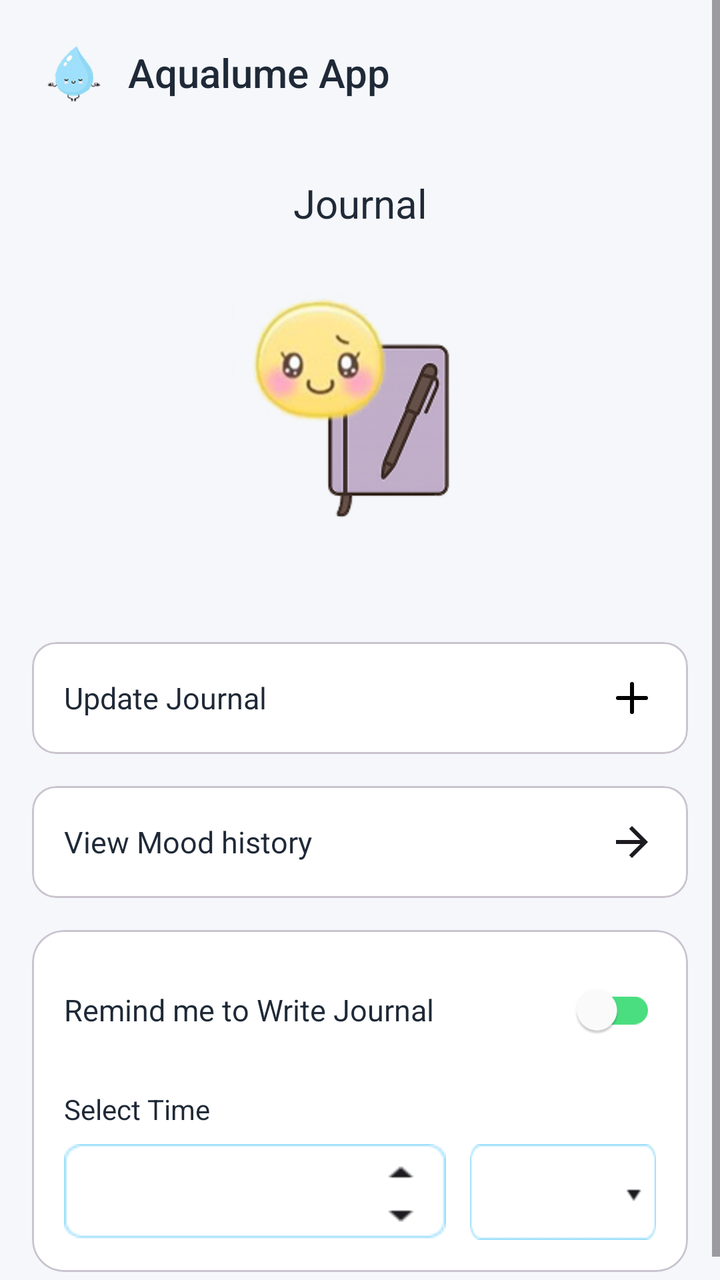
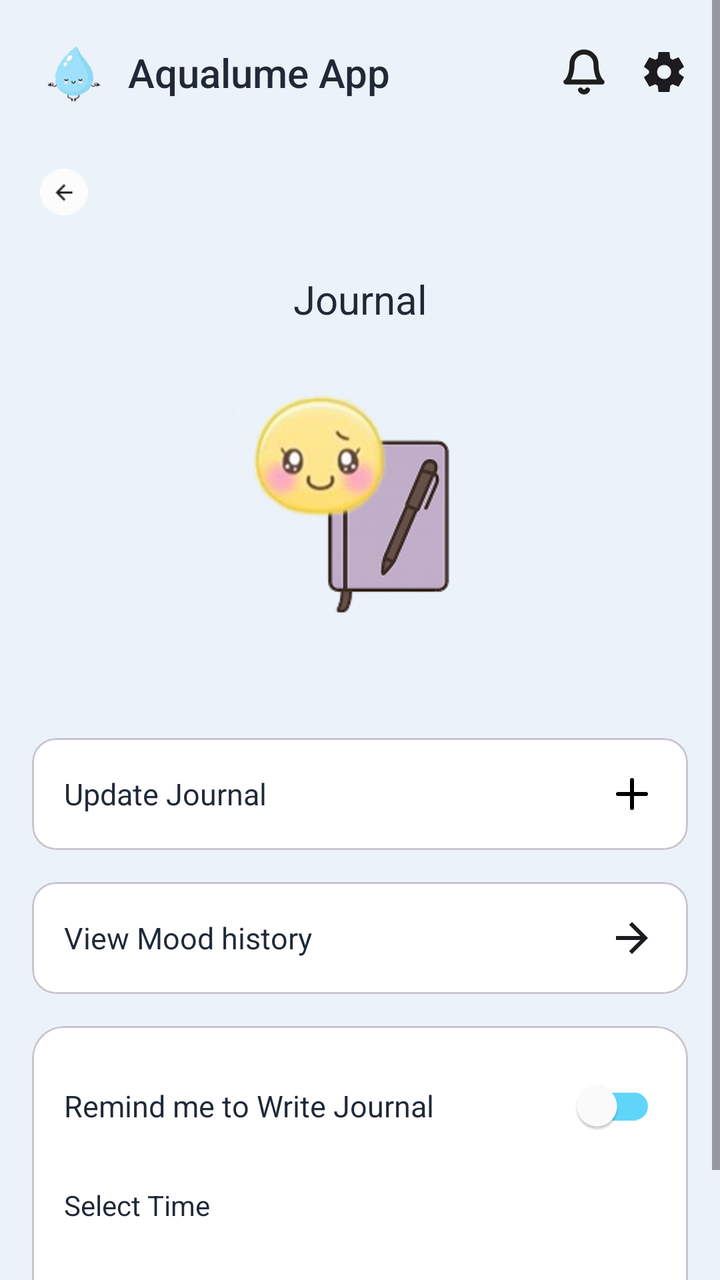

Screens rendered from an Android XML layout before and after an edit, with the pre-edit source and the edit as a unified diff.
<!-- AndroidManifest.xml: application theme Theme.AqualumeApp -->
<!-- res/layout/fragment_journal.xml -->
<?xml version="1.0" encoding="utf-8"?>
<ScrollView xmlns:android="http://schemas.android.com/apk/res/android"
    xmlns:app="http://schemas.android.com/apk/res-auto"
    android:layout_width="match_parent"
    android:layout_height="match_parent"
    android:background="@color/background"
    android:fillViewport="true">

    <androidx.constraintlayout.widget.ConstraintLayout
        android:layout_width="match_parent"
        android:layout_height="wrap_content"
        android:padding="16dp">

        
        <ImageView
            android:id="@+id/iv_logo"
            android:layout_width="40dp"
            android:layout_height="40dp"
            android:src="@drawable/logo"
            android:contentDescription="@string/app_name"
            app:layout_constraintStart_toStartOf="parent"
            app:layout_constraintTop_toTopOf="parent" />

        <TextView
            android:id="@+id/tv_app_name"
            android:layout_width="wrap_content"
            android:layout_height="wrap_content"
            android:text="@string/app_name"
            android:textSize="20sp"
            android:textColor="@color/primary_text"
            android:fontFamily="sans-serif-medium"
            android:layout_marginStart="8dp"
            app:layout_constraintBottom_toBottomOf="@id/iv_logo"
            app:layout_constraintStart_toEndOf="@id/iv_logo"
            app:layout_constraintTop_toTopOf="@id/iv_logo" />

        <TextView
            android:id="@+id/tv_title"
            android:layout_width="wrap_content"
            android:layout_height="wrap_content"
            android:layout_marginTop="32dp"
            android:fontFamily="sans-serif"
            android:text="Journal"
            android:textColor="@color/primary_text"
            android:textSize="20sp"
            app:layout_constraintEnd_toEndOf="parent"
            app:layout_constraintStart_toStartOf="parent"
            app:layout_constraintTop_toBottomOf="@id/iv_logo" />

        
        <ImageView
            android:id="@+id/iv_journal"
            android:layout_width="150dp"
            android:layout_height="150dp"
            android:layout_marginTop="24dp"
            android:contentDescription="Journal"
            android:src="@drawable/img_journal_large"
            app:layout_constraintEnd_toEndOf="parent"
            app:layout_constraintStart_toStartOf="parent"
            app:layout_constraintTop_toBottomOf="@id/tv_title" />

        
        <com.google.android.material.card.MaterialCardView
            android:id="@+id/btn_update_journal"
            android:layout_width="0dp"
            android:layout_height="wrap_content"
            android:layout_marginTop="32dp"
            app:cardCornerRadius="12dp"
            app:cardElevation="0dp"
            app:cardBackgroundColor="@color/white"
            app:layout_constraintEnd_toEndOf="parent"
            app:layout_constraintStart_toStartOf="parent"
            app:layout_constraintTop_toBottomOf="@id/iv_journal">

            <LinearLayout
                android:layout_width="match_parent"
                android:layout_height="wrap_content"
                android:orientation="horizontal"
                android:padding="16dp"
                android:gravity="center_vertical">

                <TextView
                    android:layout_width="0dp"
                    android:layout_height="wrap_content"
                    android:layout_weight="1"
                    android:text="Update Journal"
                    android:textSize="15sp"
                    android:textColor="@color/primary_text" />

                <ImageView
                    android:layout_width="24dp"
                    android:layout_height="24dp"
                    android:src="@drawable/ic_add"
                    android:contentDescription="Add" />

            </LinearLayout>

        </com.google.android.material.card.MaterialCardView>

        
        <com.google.android.material.card.MaterialCardView
            android:id="@+id/btn_view_history"
            android:layout_width="0dp"
            android:layout_height="wrap_content"
            android:layout_marginTop="16dp"
            app:cardCornerRadius="12dp"
            app:cardElevation="0dp"
            app:cardBackgroundColor="@color/white"
            app:layout_constraintEnd_toEndOf="parent"
            app:layout_constraintStart_toStartOf="parent"
            app:layout_constraintTop_toBottomOf="@id/btn_update_journal">

            <LinearLayout
                android:layout_width="match_parent"
                android:layout_height="wrap_content"
                android:orientation="horizontal"
                android:padding="16dp"
                android:gravity="center_vertical">

                <TextView
                    android:layout_width="0dp"
                    android:layout_height="wrap_content"
                    android:layout_weight="1"
                    android:text="View Mood history"
                    android:textSize="15sp"
                    android:textColor="@color/primary_text" />

                <ImageView
                    android:layout_width="24dp"
                    android:layout_height="24dp"
                    android:contentDescription="View"
                    android:src="@drawable/ic_arrow_right" />

            </LinearLayout>

        </com.google.android.material.card.MaterialCardView>

        
        <com.google.android.material.card.MaterialCardView
            android:id="@+id/card_reminder"
            android:layout_width="0dp"
            android:layout_height="wrap_content"
            android:layout_marginTop="16dp"
            app:cardCornerRadius="16dp"
            app:cardElevation="0dp"
            app:cardBackgroundColor="@color/white"
            app:layout_constraintEnd_toEndOf="parent"
            app:layout_constraintStart_toStartOf="parent"
            app:layout_constraintTop_toBottomOf="@id/btn_view_history">

            <LinearLayout
                android:layout_width="match_parent"
                android:layout_height="wrap_content"
                android:orientation="vertical"
                android:padding="16dp">

                <LinearLayout
                    android:layout_width="match_parent"
                    android:layout_height="wrap_content"
                    android:orientation="horizontal"
                    android:gravity="center_vertical">

                    <TextView
                        android:layout_width="0dp"
                        android:layout_height="wrap_content"
                        android:layout_weight="1"
                        android:fontFamily="sans-serif"
                        android:text="@string/remind_me_to_write_journal"
                        android:textColor="@color/primary_text"
                        android:textSize="15sp" />

                    <androidx.appcompat.widget.SwitchCompat
                        android:id="@+id/switch_reminder"
                        android:layout_width="wrap_content"
                        android:layout_height="wrap_content"
                        app:thumbTint="@color/white"
                        app:trackTint="@color/mood_primary" />

                </LinearLayout>

                <TextView
                    android:layout_width="wrap_content"
                    android:layout_height="wrap_content"
                    android:text="@string/select_time"
                    android:textSize="14sp"
                    android:textColor="@color/primary_text"
                    android:layout_marginTop="16dp" />

                <LinearLayout
                    android:layout_width="match_parent"
                    android:layout_height="wrap_content"
                    android:orientation="horizontal"
                    android:layout_marginTop="8dp"
                    android:gravity="center_vertical">

                    <Spinner
                        android:id="@+id/spinner_hour"
                        android:layout_width="0dp"
                        android:layout_height="48dp"
                        android:layout_weight="1"
                        android:background="@drawable/spinner_background2"
                        android:padding="12dp" />

                    <Spinner
                        android:id="@+id/spinner_am_pm"
                        android:layout_width="93dp"
                        android:layout_height="48dp"
                        android:layout_marginStart="12dp"
                        android:background="@drawable/spinner_background3"
                        android:padding="12dp" />

                </LinearLayout>

            </LinearLayout>

        </com.google.android.material.card.MaterialCardView>

    </androidx.constraintlayout.widget.ConstraintLayout>

</ScrollView>
<!-- resources referenced by this layout -->
<resources>
  <color name="background">#F5F7FA</color>
  <color name="mood_primary">#4ADE80</color>
  <color name="primary_text">#1F2937</color>
  <color name="white">#FFFFFFFF</color>
  <!-- drawable ic_add (drawable) -->
  <vector xmlns:android="http://schemas.android.com/apk/res/android"
      android:width="48dp"
      android:height="48dp"
      android:viewportWidth="48"
      android:viewportHeight="48">
    <path
        android:pathData="M24,10V38M10,24H38"
        android:strokeLineJoin="round"
        android:strokeWidth="4"
        android:fillColor="#00000000"
        android:strokeColor="#000000"
        android:strokeLineCap="round"/>
  </vector>
  <!-- drawable ic_arrow_right (drawable) -->
  <vector xmlns:android="http://schemas.android.com/apk/res/android"
      android:width="24dp"
      android:height="24dp"
      android:viewportWidth="24"
      android:viewportHeight="24">
    <path
        android:pathData="M16.175,11L10.575,5.4L12,4L20,12L12,20L10.575,18.6L16.175,13H4V11H16.175Z"
        android:fillColor="#1D1B20"/>
  </vector>
  <!-- drawable spinner_background2: png bitmap (drawable, 743 bytes) -->
  <!-- drawable spinner_background3: png bitmap (drawable, 687 bytes) -->
  <string name="app_name">Aqualume App</string>
  <string name="remind_me_to_write_journal">Remind me to Write Journal</string>
  <string name="select_time">Select Time</string>
  <style name="Theme.AqualumeApp" parent="Base.Theme.AqualumeApp" />
  <style name="Base.Theme.AqualumeApp" parent="Theme.Material3.DayNight.NoActionBar">
          
          
      </style>
  <!-- unchanged entries left out for length: 2 -->
</resources>

<!-- the commit's change to res/layout/fragment_journal.xml (unified diff, before → after) -->
@@ -34,18 +34,51 @@
             app:layout_constraintStart_toEndOf="@id/iv_logo"
             app:layout_constraintTop_toTopOf="@id/iv_logo" />
 
+        <ImageView
+            android:id="@+id/iv_notification"
+            android:layout_width="24dp"
+            android:layout_height="24dp"
+            android:layout_marginEnd="16dp"
+            android:contentDescription="@string/notifications"
+            android:src="@drawable/ic_notification"
+            app:layout_constraintBottom_toBottomOf="@id/iv_logo"
+            app:layout_constraintEnd_toStartOf="@id/iv_settings"
+            app:layout_constraintTop_toTopOf="@id/iv_logo" />
+
+        <ImageView
+            android:id="@+id/iv_settings"
+            android:layout_width="24dp"
+            android:layout_height="24dp"
+            android:contentDescription="@string/settings"
+            android:src="@drawable/ic_settings"
+            app:layout_constraintBottom_toBottomOf="@id/iv_logo"
+            app:layout_constraintEnd_toEndOf="parent"
+            app:layout_constraintTop_toTopOf="@id/iv_logo" />
+        <ImageView
+            android:id="@+id/iv_back"
+            android:layout_width="32dp"
+            android:layout_height="32dp"
+            android:layout_marginTop="24dp"
+            android:contentDescription="@string/Back"
+            android:padding="4dp"
+            android:src="@drawable/ic_back"
+            app:layout_constraintStart_toStartOf="parent"
+            app:layout_constraintTop_toBottomOf="@id/iv_logo"
+            app:layout_constraintWidth_percent="0.48" />
+
         <TextView
             android:id="@+id/tv_title"
             android:layout_width="wrap_content"
             android:layout_height="wrap_content"
-            android:layout_marginTop="32dp"
+            android:layout_marginTop="24dp"
             android:fontFamily="sans-serif"
-            android:text="Journal"
+            android:text="@string/Journal"
             android:textColor="@color/primary_text"
             android:textSize="20sp"
             app:layout_constraintEnd_toEndOf="parent"
             app:layout_constraintStart_toStartOf="parent"
-            app:layout_constraintTop_toBottomOf="@id/iv_logo" />
+            app:layout_constraintTop_toBottomOf="@id/iv_back" />
+
 
         
         <ImageView
@@ -53,7 +86,7 @@
             android:layout_width="150dp"
             android:layout_height="150dp"
             android:layout_marginTop="24dp"
-            android:contentDescription="Journal"
+            android:contentDescription="@string/journall"
             android:src="@drawable/img_journal_large"
             app:layout_constraintEnd_toEndOf="parent"
             app:layout_constraintStart_toStartOf="parent"
@@ -67,6 +100,7 @@
             android:layout_marginTop="32dp"
             app:cardCornerRadius="12dp"
             app:cardElevation="0dp"
+
             app:cardBackgroundColor="@color/white"
             app:layout_constraintEnd_toEndOf="parent"
             app:layout_constraintStart_toStartOf="parent"
@@ -83,7 +117,7 @@
                     android:layout_width="0dp"
                     android:layout_height="wrap_content"
                     android:layout_weight="1"
-                    android:text="Update Journal"
+                    android:text="@string/update_journall"
                     android:textSize="15sp"
                     android:textColor="@color/primary_text" />
 
@@ -91,7 +125,7 @@
                     android:layout_width="24dp"
                     android:layout_height="24dp"
                     android:src="@drawable/ic_add"
-                    android:contentDescription="Add" />
+                    android:contentDescription="@string/add2" />
 
             </LinearLayout>
 
@@ -105,6 +139,7 @@
             android:layout_marginTop="16dp"
             app:cardCornerRadius="12dp"
             app:cardElevation="0dp"
+
             app:cardBackgroundColor="@color/white"
             app:layout_constraintEnd_toEndOf="parent"
             app:layout_constraintStart_toStartOf="parent"
@@ -121,14 +156,14 @@
                     android:layout_width="0dp"
                     android:layout_height="wrap_content"
                     android:layout_weight="1"
-                    android:text="View Mood history"
+                    android:text="@string/view_mood_history"
                     android:textSize="15sp"
                     android:textColor="@color/primary_text" />
 
                 <ImageView
                     android:layout_width="24dp"
                     android:layout_height="24dp"
-                    android:contentDescription="View"
+                    android:contentDescription="@string/View"
                     android:src="@drawable/ic_arrow_right" />
 
             </LinearLayout>
@@ -174,7 +209,7 @@
                         android:layout_width="wrap_content"
                         android:layout_height="wrap_content"
                         app:thumbTint="@color/white"
-                        app:trackTint="@color/mood_primary" />
+                        app:trackTint="@color/water_primary" />
 
                 </LinearLayout>
 
@@ -192,21 +227,24 @@
                     android:orientation="horizontal"
                     android:layout_marginTop="8dp"
                     android:gravity="center_vertical">
+
+                    
 
                     <Spinner
                         android:id="@+id/spinner_hour"
                         android:layout_width="0dp"
                         android:layout_height="48dp"
                         android:layout_weight="1"
-                        android:background="@drawable/spinner_background2"
-                        android:padding="12dp" />
+                        android:padding="12dp"
+                        android:strokeColor="@color/button_primary" />
 
                     <Spinner
                         android:id="@+id/spinner_am_pm"
                         android:layout_width="93dp"
                         android:layout_height="48dp"
                         android:layout_marginStart="12dp"
-                        android:background="@drawable/spinner_background3"
+                        app:strokeColor="@color/button_primary"
+
                         android:padding="12dp" />
 
                 </LinearLayout>
<!-- resource entries referenced after the edit -->
@@ -1,8 +1,9 @@
 <!-- resources referenced by this layout -->
 <resources>
-  <color name="background">#F5F7FA</color>
-  <color name="mood_primary">#4ADE80</color>
+  <color name="background">#EBF2FA</color>
+  <color name="button_primary">#60D5FA</color>
   <color name="primary_text">#1F2937</color>
+  <color name="water_primary">#60D5FA</color>
   <color name="white">#FFFFFFFF</color>
   <!-- drawable ic_add (drawable) -->
   <vector xmlns:android="http://schemas.android.com/apk/res/android"
@@ -28,11 +29,43 @@
         android:pathData="M16.175,11L10.575,5.4L12,4L20,12L12,20L10.575,18.6L16.175,13H4V11H16.175Z"
         android:fillColor="#1D1B20"/>
   </vector>
-  <!-- drawable spinner_background2: png bitmap (drawable, 743 bytes) -->
-  <!-- drawable spinner_background3: png bitmap (drawable, 687 bytes) -->
+  <!-- drawable ic_back: png bitmap (drawable, 941 bytes) -->
+  <!-- drawable ic_notification (drawable) -->
+  <vector xmlns:android="http://schemas.android.com/apk/res/android"
+      android:width="24dp"
+      android:height="24dp"
+      android:viewportWidth="24"
+      android:viewportHeight="24">
+    <path
+        android:pathData="M13.73,21C13.554,21.303 13.302,21.555 12.998,21.729C12.695,21.904 12.35,21.997 12,21.997C11.65,21.997 11.305,21.904 11.002,21.729C10.698,21.555 10.446,21.303 10.27,21M18,8C18,6.409 17.368,4.883 16.243,3.757C15.117,2.632 13.591,2 12,2C10.409,2 8.883,2.632 7.757,3.757C6.632,4.883 6,6.409 6,8C6,15 3,17 3,17H21C21,17 18,15 18,8Z"
+        android:strokeLineJoin="round"
+        android:strokeWidth="2.5"
+        android:fillColor="#00000000"
+        android:strokeColor="#1E1E1E"
+        android:strokeLineCap="round"/>
+  </vector>
+  <!-- drawable ic_settings (drawable) -->
+  <vector xmlns:android="http://schemas.android.com/apk/res/android"
+      android:width="24dp"
+      android:height="24dp"
+      android:viewportWidth="24"
+      android:viewportHeight="24">
+    <path
+        android:pathData="M9.25,22L8.85,18.8C8.634,18.717 8.429,18.617 8.238,18.5C8.046,18.383 7.859,18.258 7.675,18.125L4.7,19.375L1.95,14.625L4.525,12.675C4.509,12.558 4.5,12.446 4.5,12.337V11.663C4.5,11.554 4.509,11.442 4.525,11.325L1.95,9.375L4.7,4.625L7.675,5.875C7.859,5.742 8.05,5.617 8.25,5.5C8.45,5.383 8.65,5.283 8.85,5.2L9.25,2H14.75L15.15,5.2C15.367,5.283 15.571,5.383 15.763,5.5C15.954,5.617 16.142,5.742 16.325,5.875L19.3,4.625L22.05,9.375L19.475,11.325C19.492,11.442 19.5,11.554 19.5,11.663V12.337C19.5,12.446 19.483,12.558 19.45,12.675L22.025,14.625L19.275,19.375L16.325,18.125C16.142,18.258 15.95,18.383 15.75,18.5C15.55,18.617 15.35,18.717 15.15,18.8L14.75,22H9.25ZM12.05,15.5C13.017,15.5 13.842,15.158 14.525,14.475C15.208,13.792 15.55,12.967 15.55,12C15.55,11.033 15.208,10.208 14.525,9.525C13.842,8.842 13.017,8.5 12.05,8.5C11.067,8.5 10.238,8.842 9.563,9.525C8.888,10.208 8.55,11.033 8.55,12C8.55,12.967 8.888,13.792 9.563,14.475C10.238,15.158 11.067,15.5 12.05,15.5Z"
+        android:fillColor="#1D1B20"/>
+  </vector>
+  <string name="Back">Back</string>
+  <string name="Journal">Journal</string>
+  <string name="View">View</string>
+  <string name="add2">Add</string>
   <string name="app_name">Aqualume App</string>
+  <string name="journall">Journal</string>
+  <string name="notifications">Notifications</string>
   <string name="remind_me_to_write_journal">Remind me to Write Journal</string>
   <string name="select_time">Select Time</string>
+  <string name="settings">Settings</string>
+  <string name="update_journall">Update Journal</string>
+  <string name="view_mood_history">View Mood history</string>
   <style name="Theme.AqualumeApp" parent="Base.Theme.AqualumeApp" />
   <style name="Base.Theme.AqualumeApp" parent="Theme.Material3.DayNight.NoActionBar">
           
